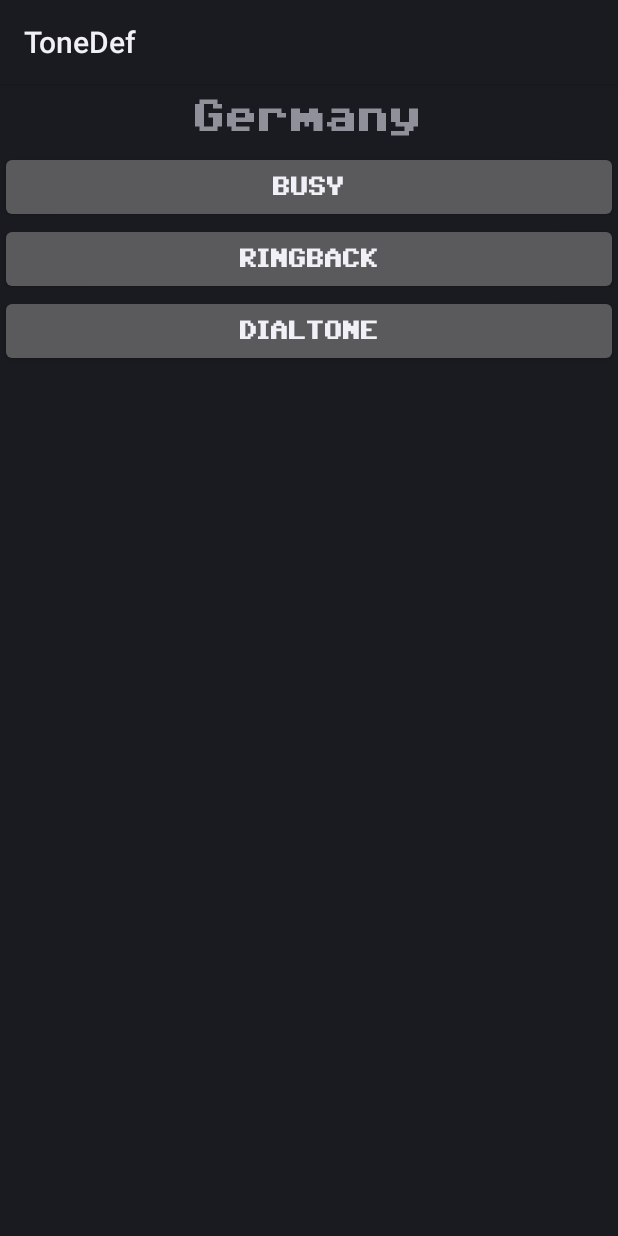
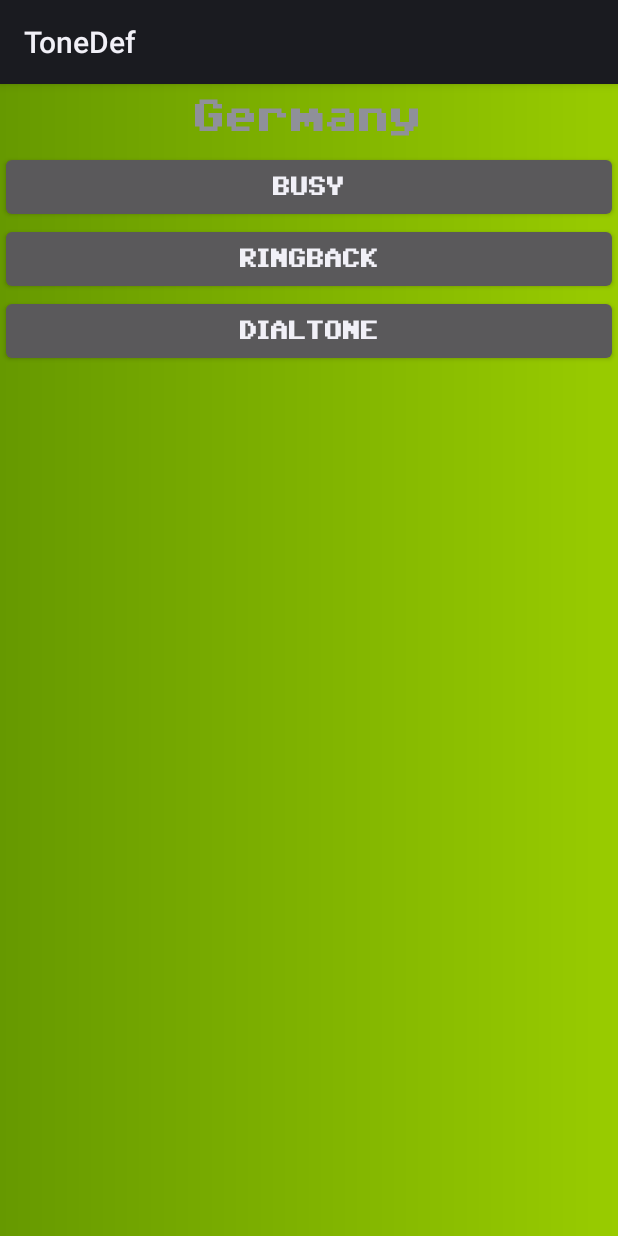
Before and after one commit to Fortyseven/ToneDef, an Android app: the CountryListFragment screen opened directly, with no data from a screen before it, after a tap on "Germany", on a phone screen of 412 x 824 dp. Run offline under Robolectric (Android 15) with nearby library versions, the phone set to English and light mode, and no system bars.

Commit message:
Added style gradients to intl background

```diff
--- a/MainApp/src/main/java/com/bytestemplar/tonedef/international/CountryListFragment.java
+++ b/MainApp/src/main/java/com/bytestemplar/tonedef/international/CountryListFragment.java
@@ -20,6 +20,8 @@ import android.support.v4.app.ListFragment;
 import android.view.View;
 import android.widget.ListView;
 
+import com.bytestemplar.tonedef.R;
+
 public class CountryListFragment extends ListFragment
 {
     public interface OnCountrySelectedListener
@@ -37,6 +39,13 @@ public class CountryListFragment extends ListFragment
         CountryListAdapter foo = ( (InternationalActivity) ( getActivity() ) ).getCountryListAdapter();
 
         setListAdapter( foo );
+    }
+
+    @Override
+    public void onViewCreated( View view, Bundle savedInstanceState )
+    {
+        super.onViewCreated( view, savedInstanceState );
+        getView().setBackgroundResource( R.drawable.grad_cyan );
     }
 
     @Override
--- a/MainApp/src/main/res/layout/frag_buttons.xml
+++ b/MainApp/src/main/res/layout/frag_buttons.xml
@@ -3,6 +3,7 @@
     xmlns:android="http://schemas.android.com/apk/res/android"
     android:layout_width="match_parent"
     android:layout_height="match_parent"
+    android:background="@drawable/grad_green"
     android:orientation="vertical">
 
     <LinearLayout
--- a/MainApp/src/main/res/layout/frag_countrylist.xml
+++ b/MainApp/src/main/res/layout/frag_countrylist.xml
@@ -1,7 +1,8 @@
 <?xml version="1.0" encoding="utf-8"?>
 <ListView
+    xmlns:android="http://schemas.android.com/apk/res/android"
     android:layout_width="match_parent"
     android:layout_height="wrap_content"
-    xmlns:android="http://schemas.android.com/apk/res/android">
+    android:background="@drawable/grad_red">
 
 </ListView>
```
